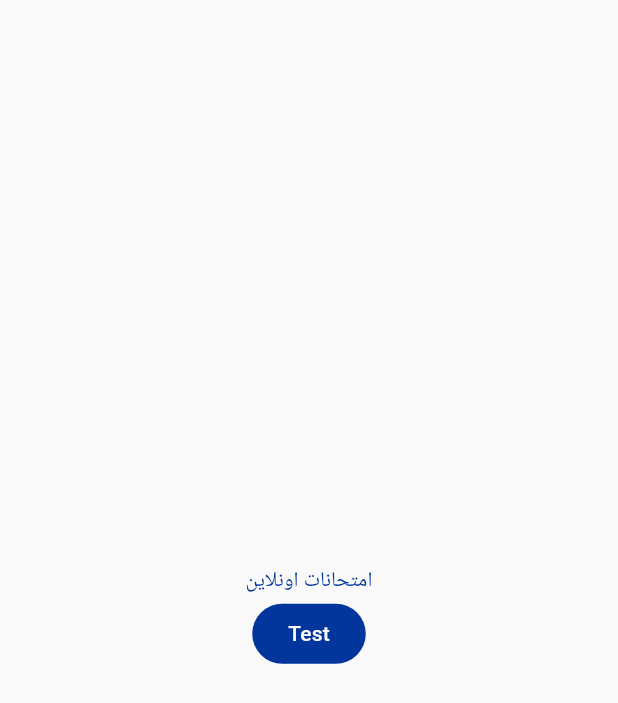
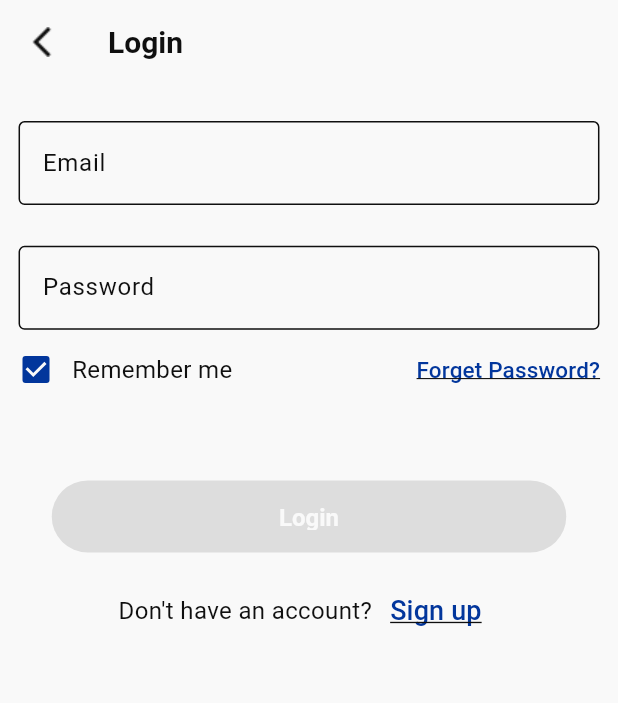
Before and after one commit to moyasser20/online_exam_app, a Flutter app: the screen it shows after launch, on a phone screen of 412 x 824 dp. Shown: the top 703 px of the screen. Run offline on Flutter 3.47's test engine with Material 3 defaults, Android fonts, the phone set to English and light mode, and no system bars.

Commit message:
make the Ui of login Screen , need to start the sign up and the forget password

```diff
--- /dev/null
+++ b/lib/core/Assets/app_assets.dart
@@ -0,0 +1,5 @@
+abstract class AppAssets {
+
+  static const String ArrowIcon = "assets/icons/arrow_icon.png";
+
+}
--- /dev/null
+++ b/lib/core/Widgets/Custome_Elevated_Button.dart
@@ -0,0 +1,33 @@
+import 'package:flutter/material.dart';
+import 'package:online_exam_app/core/theme/app_colors.dart';
+
+class CustomeElevatedButton extends StatelessWidget {
+  final String text;
+  final VoidCallback? onPressed;
+  final Color? color;
+  const CustomeElevatedButton({super.key, required this.text, required this.onPressed, this.color});
+
+  @override
+  Widget build(BuildContext context) {
+    return SizedBox(
+      width: 343,
+      height: 48,
+      child: ElevatedButton(onPressed: onPressed,
+          style: ElevatedButton.styleFrom(
+            backgroundColor: color ?? AppColors.blue,
+            padding: EdgeInsets.symmetric(vertical: 15, horizontal: 30),
+            shape: RoundedRectangleBorder(
+              borderRadius: BorderRadius.circular(25),
+            ),
+            textStyle: TextStyle(
+              fontSize: 16,
+              fontWeight: FontWeight.bold
+            )
+          ),
+          child: Text(text, style: TextStyle(
+            color: AppColors.white
+          ),)
+      ),
+    );
+  }
+}
--- /dev/null
+++ b/lib/core/Widgets/custom_text_field.dart
@@ -0,0 +1,51 @@
+import 'package:flutter/material.dart';
+
+class CustomeTextFormField extends StatefulWidget {
+  final TextEditingController? controller;
+  final String? Function(String?)? validator;
+  final void Function(String)? onChanged;
+  final String? label;
+  final String? hint;
+  final bool isPassword;
+  final TextInputType keyboardType;
+  final bool enabled;
+  final bool readonly;
+  const CustomeTextFormField({
+    super.key,
+    this.controller,
+    this.validator,
+    this.onChanged,
+    this.label,
+    this.hint,
+    this.isPassword = false,
+    this.keyboardType= TextInputType.text,
+    this.enabled = true,
+    this.readonly =  false,
+  });
+
+  @override
+  State<CustomeTextFormField> createState() => _CustomeTextFormFieldState();
+}
+
+class _CustomeTextFormFieldState extends State<CustomeTextFormField> {
+  bool obscureText = true;
+  @override
+  Widget build(BuildContext context) {
+    return TextFormField(
+      controller: widget.controller,
+      enabled: widget.enabled,
+      readOnly: widget.readonly,
+      obscureText: widget.isPassword ? obscureText : false,
+      keyboardType: widget.keyboardType,
+      validator: widget.validator,
+      onChanged: widget.onChanged,
+      autovalidateMode: AutovalidateMode.onUserInteraction,
+      decoration: InputDecoration(
+        labelText: widget.label,
+        hintText: widget.hint,
+        border: const OutlineInputBorder(),
+        errorStyle:  const TextStyle(color: Colors.red, fontSize: 12)
+      ),
+    );
+  }
+}
--- /dev/null
+++ b/lib/core/extensions/extensions.dart
@@ -0,0 +1,3 @@
+export 'border.dart';
+export 'center_ext.dart';
+export 'padding_ext.dart';
--- /dev/null
+++ b/lib/core/extensions/validations.dart
@@ -0,0 +1,15 @@
+abstract class Validations {
+
+  static bool validateEmail(String email) {
+    final RegExp emailRegExp =
+        RegExp(r'^[a-zA-Z0-9._%+-]+@[a-zA-Z0-9.-]+\.[a-zA-Z]{2,}$');
+    return emailRegExp.hasMatch(email);
+  }
+
+  static bool validatePassword(String password) {
+    final RegExp passwordRegExp =
+        RegExp(r'^(?=.*[A-Za-z])(?=.*\d)(?=.*[@$!%*?&])[A-Za-z\d@$!%*?&]{8,}$');
+
+    return passwordRegExp.hasMatch(password);
+  }
+}
--- a/lib/core/routes/app_routes.dart
+++ b/lib/core/routes/app_routes.dart
@@ -1,4 +1,4 @@
 abstract class AppRoutes {
 
-  static const String home="/home";
+  static const String login="/login";
 }
--- a/lib/core/routes/routes.dart
+++ b/lib/core/routes/routes.dart
@@ -1,6 +1,7 @@
 import 'package:flutter/material.dart';
 import 'package:online_exam_app/core/l10n/translation/app_localizations.dart';
 import 'package:online_exam_app/core/routes/app_routes.dart';
+import 'package:online_exam_app/features/login/presentation/views/screens/login.dart';
 
 abstract class Routes {
 
@@ -8,20 +9,12 @@ abstract class Routes {
     final url = Uri.parse(settings.name ?? "/");
 
     switch (url.path) {
-      case AppRoutes.home:
+      case AppRoutes.login:
+        return MaterialPageRoute(builder: (context) => const loginScreen());
 
       default:
-        return MaterialPageRoute(
-          builder: (context) => Scaffold(body: Column(
-            mainAxisAlignment: MainAxisAlignment.center,
-            crossAxisAlignment: CrossAxisAlignment.center,
-            children: [
-              const Row(),
-              Center(child: Text(AppLocalizations.of(context)!.appName)),
-              FilledButton(onPressed: () {}, child: Text("Test")),
-            ],
-          )),
-        );
+        return MaterialPageRoute(builder: (context) => const loginScreen());
+
     }
   }
 }
--- a/lib/core/theme/app_theme.dart
+++ b/lib/core/theme/app_theme.dart
@@ -20,6 +20,6 @@ abstract class AppTheme{
       error: AppColors.red,
       onError: AppColors.white,
       surface: AppColors.white,
-      onSurface: AppColors.blue)
+      onSurface: AppColors.black)
   );
 }
--- /dev/null
+++ b/lib/features/login/presentation/views/screens/login.dart
@@ -0,0 +1,160 @@
+import 'package:flutter/material.dart';
+import 'package:online_exam_app/core/Assets/app_assets.dart';
+import 'package:online_exam_app/core/Widgets/custom_text_field.dart';
+import 'package:online_exam_app/core/extensions/extensions.dart';
+import 'package:online_exam_app/core/extensions/validations.dart';
+import 'package:online_exam_app/core/theme/app_colors.dart';
+
+import '../../../../../core/Widgets/Custome_Elevated_Button.dart';
+
+class loginScreen extends StatefulWidget {
+  const loginScreen({super.key});
+
+  @override
+  State<loginScreen> createState() => _loginScreenState();
+}
+
+class _loginScreenState extends State<loginScreen> {
+  bool rememberme = true;
+  bool isFormValid = false;
+
+  final GlobalKey<FormState> _formState = GlobalKey<FormState>();
+  final TextEditingController _emailController = TextEditingController();
+  final TextEditingController _passwordController = TextEditingController();
+
+  void _validateForm() {
+    final email = _emailController.text;
+    final password = _passwordController.text;
+
+    final emailValid = Validations.validateEmail(email);
+    final passwordValid = Validations.validatePassword(password);
+
+    setState(() {
+      isFormValid = emailValid && passwordValid;
+    });
+  }
+
+  @override
+  void initState() {
+    super.initState();
+    _emailController.addListener(_validateForm);
+    _passwordController.addListener(_validateForm);
+  }
+
+  @override
+  void dispose() {
+    _emailController.dispose();
+    _passwordController.dispose();
+    super.dispose();
+  }
+
+  @override
+  Widget build(BuildContext context) {
+    return Scaffold(
+      appBar: AppBar(
+        leading: IconButton(
+          onPressed: () {},
+          icon: Image.asset(AppAssets.ArrowIcon),
+        ),
+        title: const Text(
+          "Login",
+          style: TextStyle(fontWeight: FontWeight.bold, fontSize: 20),
+        ),
+      ),
+      body: Form(
+        key: _formState,
+        child: Column(
+          children: [
+            CustomeTextFormField(
+              label: "Email",
+              hint: "Enter Your Email",
+              controller: _emailController,
+              validator: (value) {
+                if (value == null || value.isEmpty) {
+                  return "Email is required";
+                }
+                if (!Validations.validateEmail(value)) {
+                  return "Invalid Email Format";
+                }
+                return null;
+              },
+            ).setHorizontalAndVerticalPadding(context, 0.03, 0.03),
+            CustomeTextFormField(
+              label: "Password",
+              hint: "Enter Your Password",
+              controller: _passwordController,
+              validator: (value) {
+                if (value == null || value.isEmpty) {
+                  return "Password is required";
+                }
+                if (!Validations.validatePassword(value)) {
+                  return "Password must be at least 8 characters with a number and special character";
+                }
+                return null;
+              },
+            ).setHorizontalAndVerticalPadding(context, 0.03, 0.003),
+            Row(
+              mainAxisAlignment: MainAxisAlignment.spaceBetween,
+              children: [
+                Row(
+                  children: [
+                    Checkbox(
+                      value: rememberme,
+                      onChanged: (value) {
+                        setState(() {
+                          rememberme = value ?? true;
+                        });
+                      },
+                    ),
+                    const Text(
+                      "Remember me",
+                      style: TextStyle(fontSize: 16),
+                    ),
+                  ],
+                ),
+                TextButton(
+                  onPressed: () {},
+                  child: const Text(
+                    "Forget Password?",
+                    style: TextStyle(
+                        decoration: TextDecoration.underline, fontSize: 15),
+                  ),
+                )
+              ],
+            ),
+            const SizedBox(height: 50),
+            CustomeElevatedButton(
+              text: 'Login',
+              onPressed: isFormValid
+                  ? () {
+                if (_formState.currentState!.validate()) {
+                  print("Login Successful ✅");
+                }
+              }
+                  : null,
+              color: isFormValid ? AppColors.blue : Colors.grey,
+            ),
+            const SizedBox(height: 15),
+            Row(
+              mainAxisAlignment: MainAxisAlignment.center,
+              children: [
+                const Text(
+                  "Don't have an account?",
+                  style: TextStyle(fontSize: 16),
+                ),
+                TextButton(
+                  onPressed: () {},
+                  child: const Text(
+                    "Sign up",
+                    style: TextStyle(
+                        decoration: TextDecoration.underline, fontSize: 18),
+                  ),
+                )
+              ],
+            )
+          ],
+        ),
+      ),
+    );
+  }
+}
--- a/lib/main.dart
+++ b/lib/main.dart
@@ -1,6 +1,7 @@
 
 import 'package:flutter/cupertino.dart';
 import 'package:flutter/material.dart';
+import 'package:online_exam_app/core/routes/app_routes.dart';
 import 'package:online_exam_app/core/routes/routes.dart';
 import 'package:online_exam_app/core/theme/app_theme.dart';
 
@@ -21,7 +22,7 @@ class MyApp extends StatelessWidget{
       onGenerateRoute: Routes.generateRoute,
       localizationsDelegates: AppLocalizations.localizationsDelegates,
       supportedLocales: AppLocalizations.supportedLocales,
-      locale: const Locale("ar"),
+      locale: const Locale("en"),
 
     );
   }
```
Also changed, not shown: lib/core/extensions/border.dart (added, +13 -0 lines), lib/core/extensions/center_ext.dart (added, +9 -0 lines), lib/core/extensions/contextExt.dart (added, +25 -0 lines), lib/core/extensions/format_number.dart (added, +36 -0 lines), lib/core/extensions/margin_ext.dart (added, +8 -0 lines), lib/core/extensions/padding_ext.dart (added, +60 -0 lines), pubspec.yaml (+4 -3 lines), assets/icons/arrow_icon.png (added).
